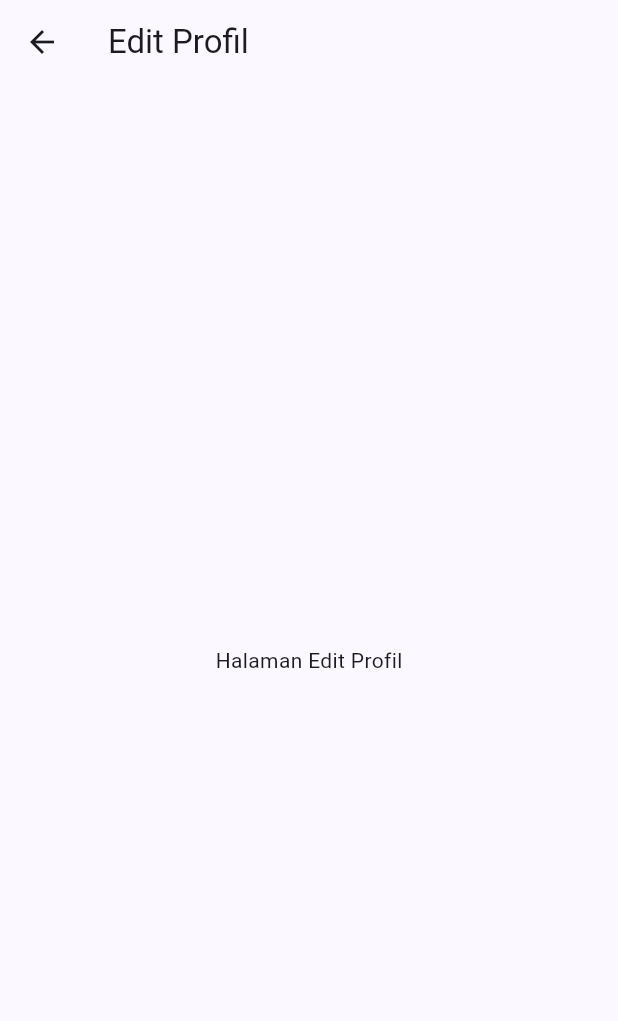
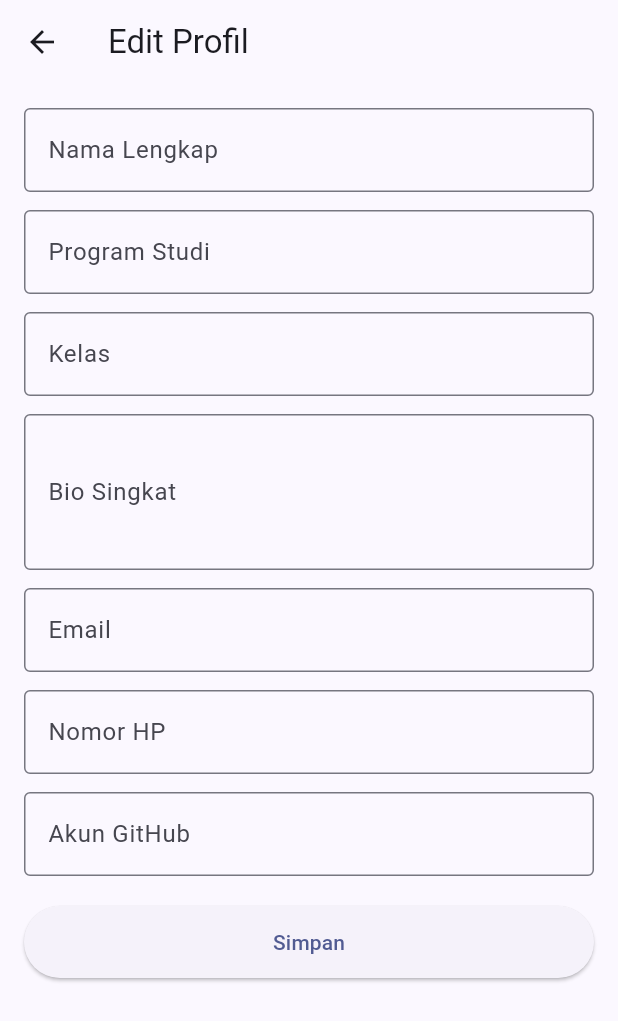
Before and after one commit to Alpannnnn/uts-pml-1124160115, a Flutter app: the EditProfilePage screen opened directly with empty values, on a phone screen of 412 x 824 dp. Shown: the top 1021 px of the screen. Run offline on Flutter 3.47's test engine with Material 3 defaults, Android fonts, the phone set to English and light mode, and no system bars.

Commit message:
Buat form edit profil

```diff
--- a/soal2-profil-app/lib/screens/edit_profile_page.dart
+++ b/soal2-profil-app/lib/screens/edit_profile_page.dart
@@ -11,12 +11,169 @@ class EditProfilePage extends StatefulWidget {
 }
 
 class _EditProfilePageState extends State<EditProfilePage> {
+  final formKey = GlobalKey<FormState>();
+
+  late TextEditingController namaController;
+  late TextEditingController prodiController;
+  late TextEditingController kelasController;
+  late TextEditingController bioController;
+  late TextEditingController emailController;
+  late TextEditingController hpController;
+  late TextEditingController githubController;
+
+  @override
+  void initState() {
+    super.initState();
+    namaController = TextEditingController(text: widget.profile.nama);
+    prodiController = TextEditingController(text: widget.profile.prodi);
+    kelasController = TextEditingController(text: widget.profile.kelas);
+    bioController = TextEditingController(text: widget.profile.bio);
+    emailController = TextEditingController(text: widget.profile.email);
+    hpController = TextEditingController(text: widget.profile.hp);
+    githubController = TextEditingController(text: widget.profile.github);
+  }
+
+  @override
+  void dispose() {
+    namaController.dispose();
+    prodiController.dispose();
+    kelasController.dispose();
+    bioController.dispose();
+    emailController.dispose();
+    hpController.dispose();
+    githubController.dispose();
+    super.dispose();
+  }
+
+  void simpanProfil() {
+    if (formKey.currentState!.validate()) {
+      final dataBaru = Profile(
+        nama: namaController.text.trim(),
+        nim: widget.profile.nim,
+        prodi: prodiController.text.trim(),
+        kelas: kelasController.text.trim(),
+        bio: bioController.text.trim(),
+        email: emailController.text.trim(),
+        hp: hpController.text.trim(),
+        github: githubController.text.trim(),
+      );
+
+      Navigator.pop(context, dataBaru);
+    }
+  }
+
   @override
   Widget build(BuildContext context) {
     return Scaffold(
       appBar: AppBar(title: const Text('Edit Profil')),
-      body: const Center(
-        child: Text('Halaman Edit Profil'),
+      body: SafeArea(
+        child: SingleChildScrollView(
+          padding: const EdgeInsets.all(16.0),
+          child: Form(
+            key: formKey,
+            child: Column(
+              children: [
+                TextFormField(
+                  controller: namaController,
+                  decoration: const InputDecoration(
+                    labelText: 'Nama Lengkap',
+                    border: OutlineInputBorder(),
+                  ),
+                  validator: (value) {
+                    if (value == null || value.trim().isEmpty) {
+                      return 'Nama wajib diisi';
+                    }
+                    return null;
+                  },
+                ),
+                const SizedBox(height: 12),
+                TextFormField(
+                  controller: prodiController,
+                  decoration: const InputDecoration(
+                    labelText: 'Program Studi',
+                    border: OutlineInputBorder(),
+                  ),
+                  validator: (value) {
+                    if (value == null || value.trim().isEmpty) {
+                      return 'Program studi wajib diisi';
+                    }
+                    return null;
+                  },
+                ),
+                const SizedBox(height: 12),
+                TextFormField(
+                  controller: kelasController,
+                  decoration: const InputDecoration(
+                    labelText: 'Kelas',
+                    border: OutlineInputBorder(),
+                  ),
+                ),
+                const SizedBox(height: 12),
+                TextFormField(
+                  controller: bioController,
+                  maxLines: 3,
+                  decoration: const InputDecoration(
+                    labelText: 'Bio Singkat',
+                    border: OutlineInputBorder(),
+                  ),
+                ),
+                const SizedBox(height: 12),
+                TextFormField(
+                  controller: emailController,
+                  keyboardType: TextInputType.emailAddress,
+                  decoration: const InputDecoration(
+                    labelText: 'Email',
+                    border: OutlineInputBorder(),
+                  ),
+                  validator: (value) {
+                    if (value == null || value.trim().isEmpty) {
+                      return 'Email wajib diisi';
+                    }
+                    if (!value.contains('@') || !value.contains('.')) {
+                      return 'Format email tidak valid';
+                    }
+                    return null;
+                  },
+                ),
+                const SizedBox(height: 12),
+                TextFormField(
+                  controller: hpController,
+                  keyboardType: TextInputType.phone,
+                  decoration: const InputDecoration(
+                    labelText: 'Nomor HP',
+                    border: OutlineInputBorder(),
+                  ),
+                  validator: (value) {
+                    if (value == null || value.trim().isEmpty) {
+                      return 'Nomor HP wajib diisi';
+                    }
+                    if (!RegExp(r'^[0-9]{10,13}$').hasMatch(value.trim())) {
+                      return 'Nomor HP harus angka 10-13 digit';
+                    }
+                    return null;
+                  },
+                ),
+                const SizedBox(height: 12),
+                TextFormField(
+                  controller: githubController,
+                  decoration: const InputDecoration(
+                    labelText: 'Akun GitHub',
+                    border: OutlineInputBorder(),
+                  ),
+                ),
+                const SizedBox(height: 20),
+                SizedBox(
+                  width: double.infinity,
+                  height: 48,
+                  child: ElevatedButton(
+                    onPressed: simpanProfil,
+                    child: const Text('Simpan'),
+                  ),
+                ),
+              ],
+            ),
+          ),
+        ),
       ),
     );
   }
```
